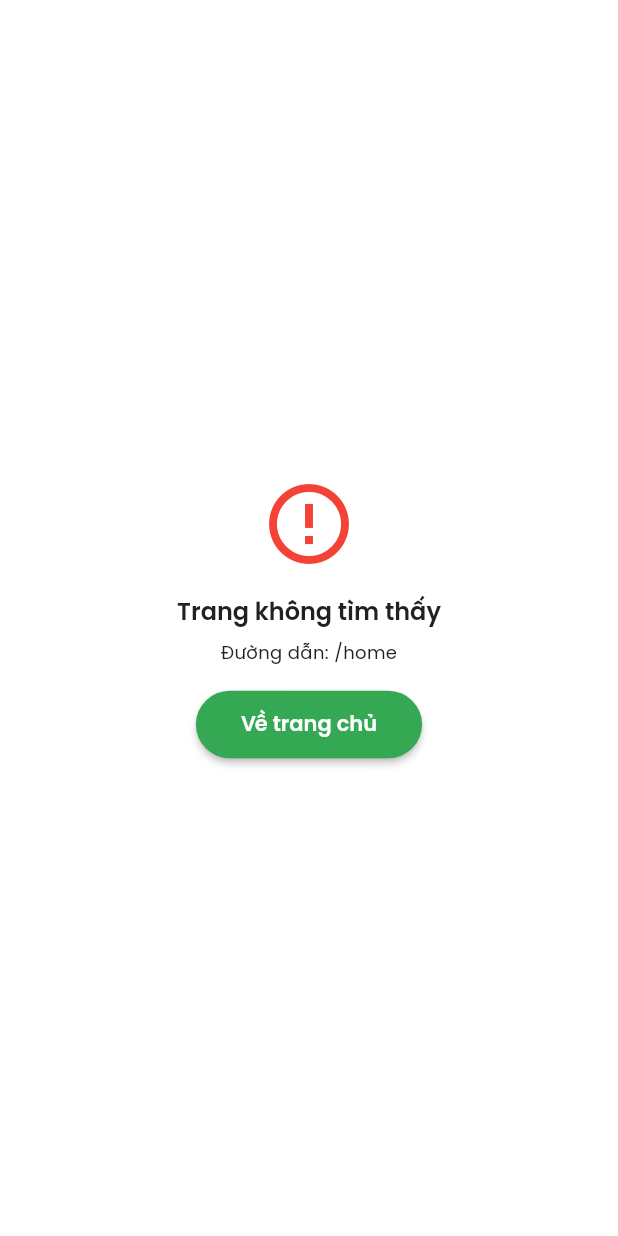
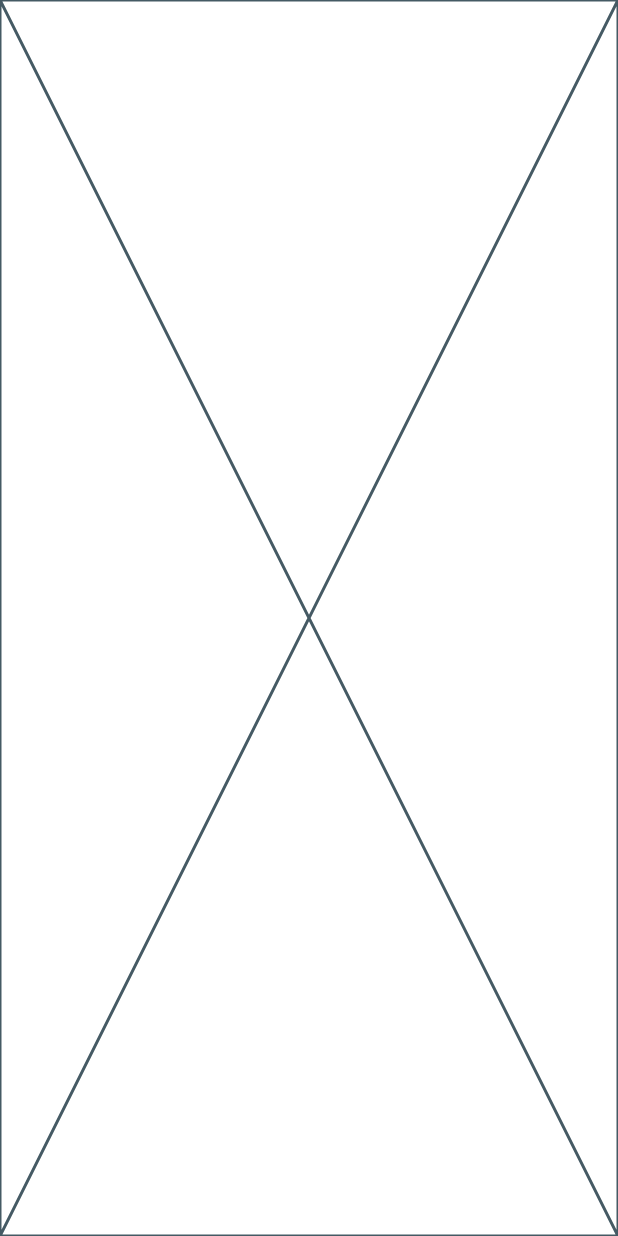
Before and after one commit to nguyencong293/TripfinityProject, a Flutter app: the screen it shows after launch, after a tap on "Bỏ qua", on a phone screen of 412 x 824 dp. Run offline on Flutter 3.47's test engine with Material 3 defaults, Android fonts, the light colour scheme and no system bars; our stand-ins replace go_router, shared_preferences.

Commit message:
app screen

```diff
--- a/app/assets/lang/vi.json
+++ b/app/assets/lang/vi.json
@@ -9,5 +9,7 @@
   "skip": "Bỏ qua",
   "next": "Tiếp theo",
   "previous": "Quay lại",
-  "login": "Đăng nhập"
+  "login": "Đăng nhập",
+  "page_not_found": "Trang không tìm thấy",
+  "back_to_home": "Trở lại Trang Chủ"
 }
--- a/app/lib/routes/app_router.dart
+++ b/app/lib/routes/app_router.dart
@@ -1,7 +1,14 @@
+import 'package:app/config/theme/app_colors.dart';
+import 'package:app/config/theme/app_text_styles.dart';
+import 'package:app/services/localization_service.dart';
+import 'package:app/views/screens/onboarding/login_screen.dart';
 import 'package:app/views/screens/onboarding/onboarding_screen.dart';
+import 'package:app/views/screens/onboarding/register_screen.dart';
+import 'package:flutter/material.dart';
 import 'package:go_router/go_router.dart';
-import 'package:flutter/material.dart';
 import 'package:shared_preferences/shared_preferences.dart';
+
+import '../views/screens/onboarding/home_screen.dart';
 
 class AppRouter {
   // private constructor
@@ -9,6 +16,8 @@ class AppRouter {
 
   static const String onboarding = '/onboarding';
   static const String home = '/home';
+  static const String register = '/register';
+  static const String login = '/login';
 
   // router configurations
   static late final GoRouter _router;
@@ -53,33 +62,49 @@ class AppRouter {
         name: 'onboarding',
         builder: (context, state) => const OnboardingScreen(),
       ),
+      GoRoute(
+        path: home,
+        name: 'home',
+        builder: (context, state) => const HomeScreen(),
+      ),
+      GoRoute(
+        path: register,
+        name: 'register',
+        builder: (context, state) => const RegisterScreen(),
+      ),
+      GoRoute(
+        path: login,
+        name: 'login',
+        builder: (context, state) => const LoginScreen(),
+      ),
     ];
   }
 
   /// Build error page
   static Widget _buildErrorPage(BuildContext context, GoRouterState state) {
     return Scaffold(
+      appBar: AppBar(toolbarHeight: 0),
       body: Center(
+        child: Container(
+          width: 300,
+          height: 200,
+          decoration: BoxDecoration(
+            color: context.errorBackgroundColor,
+            borderRadius: BorderRadius.circular(20),
+          ),
           child: Column(
             mainAxisAlignment: MainAxisAlignment.center,
             children: [
-            const Icon(Icons.error_outline, size: 64, color: Colors.red),
+              Icon(Icons.error_outline, size: 64, color: context.errorColor),
               const SizedBox(height: 16),
-            Text(
-              'Trang không tìm thấy',
-              style: Theme.of(context).textTheme.headlineSmall,
-            ),
-            const SizedBox(height: 8),
-            Text(
-              'Đường dẫn: ${state.uri}',
-              style: Theme.of(context).textTheme.bodyMedium,
-            ),
+              Text('page_not_found'.tr, style: context.h5Style),
               const SizedBox(height: 16),
               ElevatedButton(
                 onPressed: () => context.go(home),
-              child: const Text('Về trang chủ'),
+                child: Text('back_to_home'.tr),
               ),
             ],
+          ),
         ),
       ),
     );
--- a/app/lib/views/screens/onboarding/login_screen.dart
+++ b/app/lib/views/screens/onboarding/login_screen.dart
@@ -0,0 +1,15 @@
+import 'package:flutter/material.dart';
+
+class LoginScreen extends StatefulWidget {
+  const LoginScreen({super.key});
+
+  @override
+  State<LoginScreen> createState() => _LoginScreenState();
+}
+
+class _LoginScreenState extends State<LoginScreen> {
+  @override
+  Widget build(BuildContext context) {
+    return const Placeholder();
+  }
+}
--- a/app/lib/views/screens/onboarding/onboarding_screen.dart
+++ b/app/lib/views/screens/onboarding/onboarding_screen.dart
@@ -2,13 +2,10 @@ import 'package:app/config/theme/app_colors.dart';
 import 'package:app/config/theme/app_text_styles.dart';
 import 'package:app/services/localization_service.dart';
 import 'package:flutter/material.dart';
-import 'package:flutter/services.dart';
 import 'package:go_router/go_router.dart';
 import 'package:shared_preferences/shared_preferences.dart';
 
 import '../../../routes/app_router.dart';
-import '../../widgets/language_switcher.dart';
-import '../../widgets/theme_switcher.dart';
 
 class OnboardingScreen extends StatefulWidget {
   const OnboardingScreen({super.key});
@@ -227,7 +224,7 @@ class _OnboardingScreenState extends State<OnboardingScreen> {
     await prefs.setBool('onboarding_completed', true);
 
     if (mounted) {
-      context.go(AppRouter.home);
+      context.go(AppRouter.login);
     }
   }
 
```
Also changed, not shown: app/lib/views/screens/onboarding/home_screen.dart (+20 -0 lines), app/lib/views/screens/onboarding/register_screen.dart (+15 -0 lines). Lines whose indentation alone changed are shown as unchanged.
